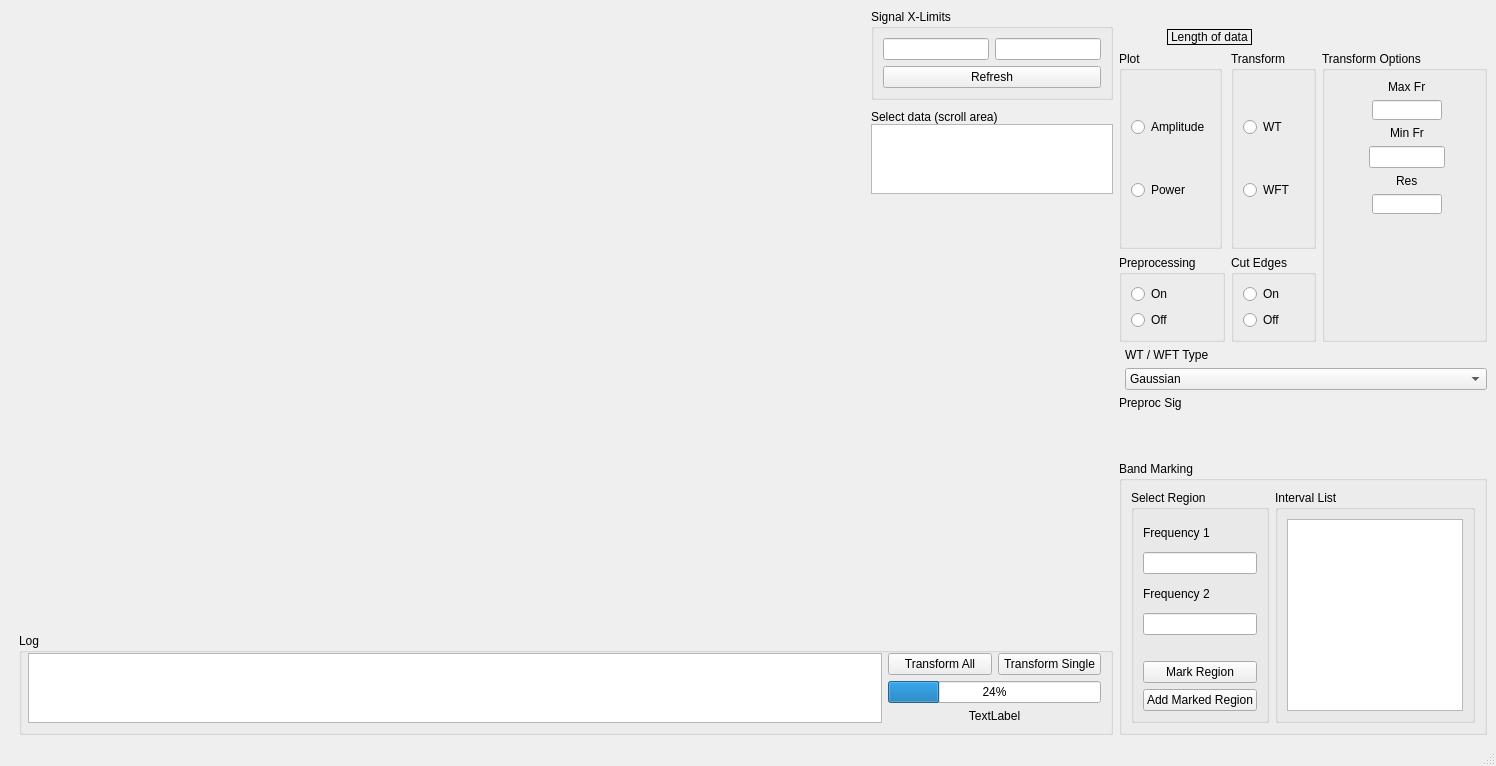
Old version of the form res/layout/window_ridge_extraction.ui in the repository luphysics/PyMODA.
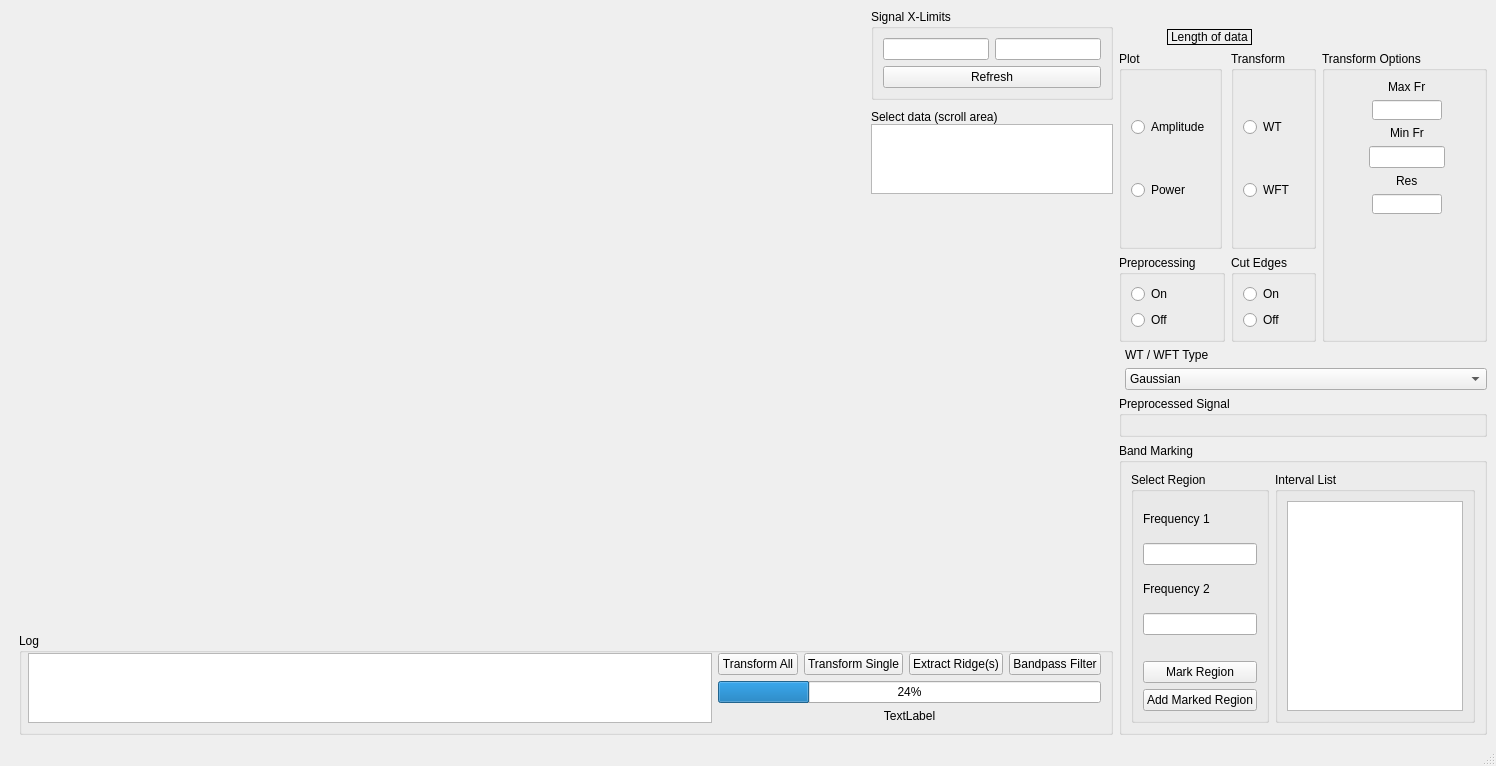
New version of the form. Custom widgets are drawn as their Qt base class.

What changed in the file:
```diff
--- a/res/layout/window_ridge_extraction.ui
+++ b/res/layout/window_ridge_extraction.ui
@@ -104,7 +104,7 @@
           <property name="title">
            <string>Log</string>
           </property>
-          <layout class="QHBoxLayout" name="horizontalLayout_3" stretch="4,1">
+          <layout class="QHBoxLayout" name="horizontalLayout_3" stretch="4,2">
            <property name="leftMargin">
             <number>6</number>
            </property>
@@ -136,6 +136,20 @@
                  </property>
                 </widget>
                </item>
+               <item>
+                <widget class="QPushButton" name="btn_ridges">
+                 <property name="text">
+                  <string>Extract Ridge(s)</string>
+                 </property>
+                </widget>
+               </item>
+               <item>
+                <widget class="QPushButton" name="btn_filter">
+                 <property name="text">
+                  <string>Bandpass Filter</string>
+                 </property>
+                </widget>
+               </item>
               </layout>
              </item>
              <item>
@@ -193,20 +207,18 @@
          </layout>
         </item>
         <item row="3" column="0">
-         <layout class="QVBoxLayout" name="advanced_options_section" stretch="4,0">
+         <layout class="QVBoxLayout" name="advanced_options_section" stretch="0,0">
           <item>
-           <layout class="QGridLayout" name="original_preprocessed_sig" rowstretch="2,9" columnstretch="0">
-            <item row="1" column="0">
-             <widget class="PreprocessPlot" name="plot_preproc" native="true"/>
-            </item>
-            <item row="0" column="0">
-             <widget class="QLabel" name="label_16">
-              <property name="text">
-               <string>Preproc Sig</string>
-              </property>
-             </widget>
-            </item>
-           </layout>
+           <widget class="QGroupBox" name="groupBox">
+            <property name="title">
+             <string>Preprocessed Signal</string>
+            </property>
+            <layout class="QVBoxLayout" name="verticalLayout_11">
+             <item>
+              <widget class="PreprocessPlot" name="plot_preproc" native="true"/>
+             </item>
+            </layout>
+           </widget>
           </item>
           <item>
            <widget class="QGroupBox" name="groupBox_3">
```
